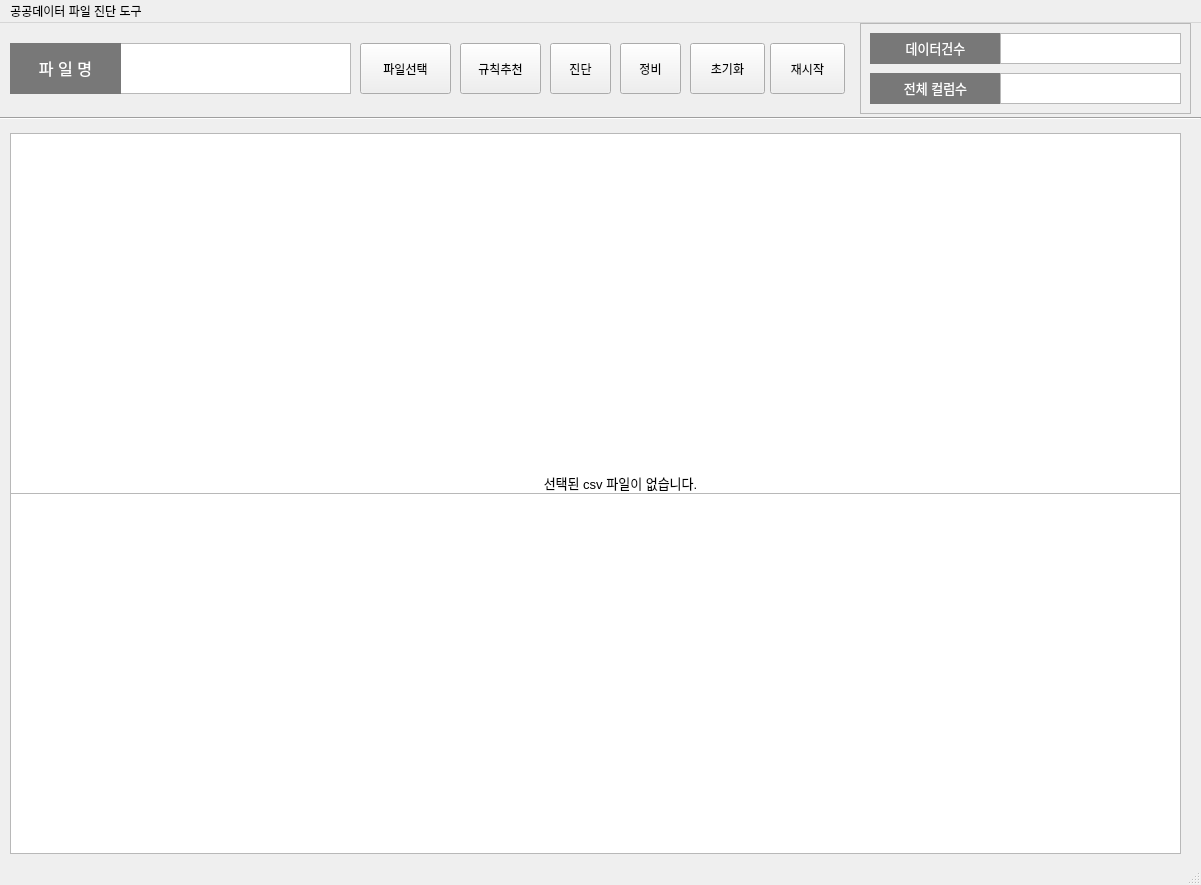
First picture: the form in initial_screen.ui, repository yang-kyeong-won/lsm, before the edit.
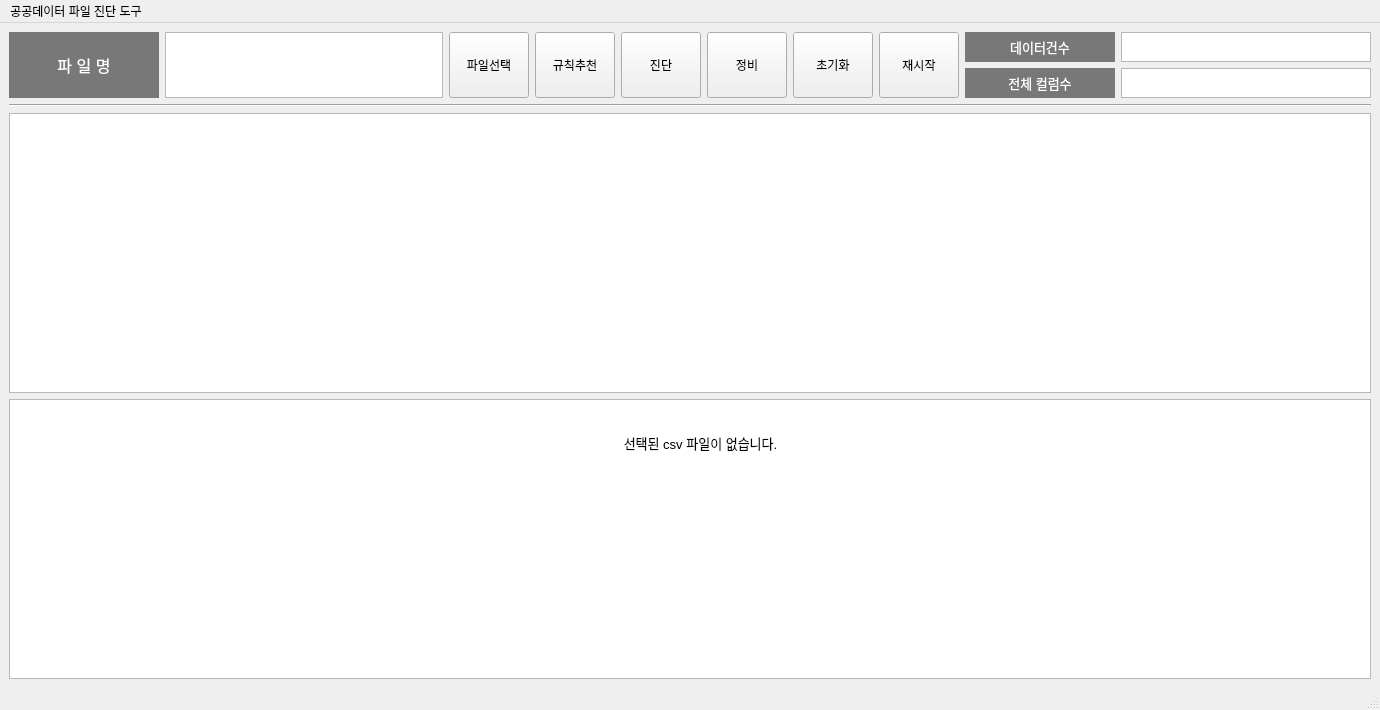
Second picture: the form after the edit.

Commit message: ui 변경 및 진단 시 소수점 숫자 데이터 허용

```diff
--- a/initial_screen.ui
+++ b/initial_screen.ui
@@ -6,36 +6,46 @@
    <rect>
     <x>0</x>
     <y>0</y>
-    <width>1201</width>
-    <height>885</height>
+    <width>1358</width>
+    <height>710</height>
    </rect>
   </property>
+  <property name="sizePolicy">
+   <sizepolicy hsizetype="Expanding" vsizetype="Expanding">
+    <horstretch>0</horstretch>
+    <verstretch>0</verstretch>
+   </sizepolicy>
+  </property>
   <property name="windowTitle">
    <string>MainWindow</string>
   </property>
   <widget class="QWidget" name="centralwidget">
-   <widget class="QTextBrowser" name="txtBr_file_nm">
-    <property name="geometry">
-     <rect>
-      <x>120</x>
-      <y>20</y>
-      <width>231</width>
-      <height>51</height>
-     </rect>
-    </property>
-   </widget>
+   <property name="sizePolicy">
+    <sizepolicy hsizetype="Expanding" vsizetype="Expanding">
+     <horstretch>0</horstretch>
+     <verstretch>0</verstretch>
+    </sizepolicy>
+   </property>
+   <layout class="QGridLayout" name="gridLayout">
+    <item row="0" column="1">
+     <layout class="QHBoxLayout" name="horizontalLayout_2">
+      <item>
    <widget class="QPushButton" name="pushBt_file_chc">
-    <property name="geometry">
-     <rect>
-      <x>360</x>
-      <y>20</y>
-      <width>91</width>
-      <height>51</height>
-     </rect>
+        <property name="sizePolicy">
+         <sizepolicy hsizetype="Expanding" vsizetype="Minimum">
+          <horstretch>0</horstretch>
+          <verstretch>0</verstretch>
+         </sizepolicy>
+        </property>
+        <property name="minimumSize">
+         <size>
+          <width>0</width>
+          <height>65</height>
+         </size>
     </property>
     <property name="font">
      <font>
-      <family>굴림</family>
+          <family>Agency FB</family>
       <pointsize>9</pointsize>
      </font>
     </property>
@@ -43,43 +53,20 @@
      <string>파일선택</string>
     </property>
    </widget>
-   <widget class="QLabel" name="label_file_nm">
-    <property name="geometry">
-     <rect>
-      <x>10</x>
-      <y>20</y>
-      <width>111</width>
-      <height>51</height>
-     </rect>
-    </property>
-    <property name="styleSheet">
-     <string notr="true">background-color: rgb(120, 120, 120);
-color: rgb(255, 255, 255);</string>
-    </property>
-    <property name="frameShape">
-     <enum>QFrame::Box</enum>
-    </property>
-    <property name="lineWidth">
-     <number>0</number>
-    </property>
-    <property name="text">
-     <string>&lt;html&gt;&lt;head/&gt;&lt;body&gt;&lt;p align=&quot;center&quot;&gt;&lt;span style=&quot; font-size:12pt;&quot;&gt;파 일 명&lt;/span&gt;&lt;/p&gt;&lt;/body&gt;&lt;/html&gt;</string>
-    </property>
-    <property name="alignment">
-     <set>Qt::AlignCenter</set>
-    </property>
-    <property name="margin">
-     <number>0</number>
-    </property>
-   </widget>
+      </item>
+      <item>
    <widget class="QPushButton" name="pushBt_rules_recommd">
-    <property name="geometry">
-     <rect>
-      <x>460</x>
-      <y>20</y>
-      <width>81</width>
-      <height>51</height>
-     </rect>
+        <property name="sizePolicy">
+         <sizepolicy hsizetype="Expanding" vsizetype="Minimum">
+          <horstretch>0</horstretch>
+          <verstretch>0</verstretch>
+         </sizepolicy>
+        </property>
+        <property name="minimumSize">
+         <size>
+          <width>0</width>
+          <height>65</height>
+         </size>
     </property>
     <property name="font">
      <font>
@@ -91,14 +78,20 @@
      <string>규칙추천</string>
     </property>
    </widget>
+      </item>
+      <item>
    <widget class="QPushButton" name="pushBt_diagnosis">
-    <property name="geometry">
-     <rect>
-      <x>550</x>
-      <y>20</y>
-      <width>61</width>
-      <height>51</height>
-     </rect>
+        <property name="sizePolicy">
+         <sizepolicy hsizetype="Expanding" vsizetype="Minimum">
+          <horstretch>0</horstretch>
+          <verstretch>0</verstretch>
+         </sizepolicy>
+        </property>
+        <property name="minimumSize">
+         <size>
+          <width>0</width>
+          <height>65</height>
+         </size>
     </property>
     <property name="font">
      <font>
@@ -110,14 +103,45 @@
      <string>진단</string>
     </property>
    </widget>
+      </item>
+      <item>
+       <widget class="QPushButton" name="pushBt_improve">
+        <property name="sizePolicy">
+         <sizepolicy hsizetype="Expanding" vsizetype="Minimum">
+          <horstretch>0</horstretch>
+          <verstretch>0</verstretch>
+         </sizepolicy>
+        </property>
+        <property name="minimumSize">
+         <size>
+          <width>0</width>
+          <height>65</height>
+         </size>
+        </property>
+        <property name="font">
+         <font>
+          <family>Agency FB</family>
+          <pointsize>9</pointsize>
+         </font>
+        </property>
+        <property name="text">
+         <string>정비</string>
+        </property>
+       </widget>
+      </item>
+      <item>
    <widget class="QPushButton" name="pushBt_initial">
-    <property name="geometry">
-     <rect>
-      <x>690</x>
-      <y>20</y>
-      <width>75</width>
-      <height>51</height>
-     </rect>
+        <property name="sizePolicy">
+         <sizepolicy hsizetype="Expanding" vsizetype="Minimum">
+          <horstretch>0</horstretch>
+          <verstretch>0</verstretch>
+         </sizepolicy>
+        </property>
+        <property name="minimumSize">
+         <size>
+          <width>0</width>
+          <height>65</height>
+         </size>
     </property>
     <property name="font">
      <font>
@@ -129,14 +153,20 @@
      <string>초기화</string>
     </property>
    </widget>
+      </item>
+      <item>
    <widget class="QPushButton" name="pushBt_restart">
-    <property name="geometry">
-     <rect>
-      <x>770</x>
-      <y>20</y>
-      <width>75</width>
-      <height>51</height>
-     </rect>
+        <property name="sizePolicy">
+         <sizepolicy hsizetype="Expanding" vsizetype="Minimum">
+          <horstretch>0</horstretch>
+          <verstretch>0</verstretch>
+         </sizepolicy>
+        </property>
+        <property name="minimumSize">
+         <size>
+          <width>0</width>
+          <height>65</height>
+         </size>
     </property>
     <property name="font">
      <font>
@@ -148,57 +178,26 @@
      <string>재시작</string>
     </property>
    </widget>
-   <widget class="QPushButton" name="pushBt_improve">
-    <property name="geometry">
-     <rect>
-      <x>620</x>
-      <y>20</y>
-      <width>61</width>
-      <height>51</height>
-     </rect>
-    </property>
-    <property name="font">
-     <font>
-      <family>Agency FB</family>
-      <pointsize>9</pointsize>
-     </font>
-    </property>
-    <property name="text">
-     <string>정비</string>
-    </property>
-   </widget>
-   <widget class="QFrame" name="frame">
-    <property name="geometry">
-     <rect>
-      <x>860</x>
-      <y>0</y>
-      <width>331</width>
-      <height>91</height>
-     </rect>
-    </property>
-    <property name="focusPolicy">
-     <enum>Qt::ClickFocus</enum>
-    </property>
-    <property name="frameShape">
-     <enum>QFrame::StyledPanel</enum>
-    </property>
-    <property name="frameShadow">
-     <enum>QFrame::Raised</enum>
-    </property>
-    <property name="lineWidth">
-     <number>2</number>
-    </property>
-    <property name="midLineWidth">
-     <number>0</number>
-    </property>
+      </item>
+     </layout>
+    </item>
+    <item row="0" column="2">
+     <layout class="QVBoxLayout" name="verticalLayout_2">
+      <item>
+       <layout class="QHBoxLayout" name="horizontalLayout_3">
+        <item>
     <widget class="QLabel" name="file_rows_count">
-     <property name="geometry">
-      <rect>
-       <x>10</x>
-       <y>10</y>
-       <width>131</width>
-       <height>31</height>
-      </rect>
+          <property name="sizePolicy">
+           <sizepolicy hsizetype="Minimum" vsizetype="Minimum">
+            <horstretch>0</horstretch>
+            <verstretch>0</verstretch>
+           </sizepolicy>
+          </property>
+          <property name="minimumSize">
+           <size>
+            <width>150</width>
+            <height>20</height>
+           </size>
      </property>
      <property name="focusPolicy">
       <enum>Qt::NoFocus</enum>
@@ -220,14 +219,40 @@
       <set>Qt::AlignCenter</set>
      </property>
     </widget>
+        </item>
+        <item>
+         <widget class="QTextBrowser" name="rows_count">
+          <property name="sizePolicy">
+           <sizepolicy hsizetype="Expanding" vsizetype="Ignored">
+            <horstretch>0</horstretch>
+            <verstretch>20</verstretch>
+           </sizepolicy>
+          </property>
+          <property name="minimumSize">
+           <size>
+            <width>250</width>
+            <height>30</height>
+           </size>
+          </property>
+         </widget>
+        </item>
+       </layout>
+      </item>
+      <item>
+       <layout class="QHBoxLayout" name="horizontalLayout_5">
+        <item>
     <widget class="QLabel" name="file_columns_count">
-     <property name="geometry">
-      <rect>
-       <x>10</x>
-       <y>50</y>
-       <width>131</width>
-       <height>31</height>
-      </rect>
+          <property name="sizePolicy">
+           <sizepolicy hsizetype="Minimum" vsizetype="Minimum">
+            <horstretch>0</horstretch>
+            <verstretch>0</verstretch>
+           </sizepolicy>
+          </property>
+          <property name="minimumSize">
+           <size>
+            <width>150</width>
+            <height>20</height>
+           </size>
      </property>
      <property name="styleSheet">
       <string notr="true">background-color: rgb(120, 120, 120);
@@ -246,94 +271,130 @@
       <set>Qt::AlignCenter</set>
      </property>
     </widget>
-    <widget class="QTextBrowser" name="rows_count">
-     <property name="geometry">
-      <rect>
-       <x>140</x>
-       <y>10</y>
-       <width>181</width>
-       <height>31</height>
-      </rect>
-     </property>
-    </widget>
+        </item>
+        <item>
     <widget class="QTextBrowser" name="columns_count">
-     <property name="geometry">
-      <rect>
-       <x>140</x>
-       <y>50</y>
-       <width>181</width>
-       <height>31</height>
-      </rect>
-     </property>
-    </widget>
-   </widget>
-   <widget class="QLabel" name="nochcFile_announce">
-    <property name="geometry">
-     <rect>
-      <x>470</x>
-      <y>440</y>
-      <width>301</width>
-      <height>41</height>
-     </rect>
+          <property name="sizePolicy">
+           <sizepolicy hsizetype="Expanding" vsizetype="Ignored">
+            <horstretch>0</horstretch>
+            <verstretch>20</verstretch>
+           </sizepolicy>
+          </property>
+          <property name="minimumSize">
+           <size>
+            <width>250</width>
+            <height>30</height>
+           </size>
+          </property>
+         </widget>
+        </item>
+       </layout>
+      </item>
+     </layout>
+    </item>
+    <item row="0" column="0">
+     <layout class="QHBoxLayout" name="horizontalLayout">
+      <item>
+       <widget class="QLabel" name="label_file_nm">
+        <property name="sizePolicy">
+         <sizepolicy hsizetype="Minimum" vsizetype="Minimum">
+          <horstretch>0</horstretch>
+          <verstretch>0</verstretch>
+         </sizepolicy>
+        </property>
+        <property name="minimumSize">
+         <size>
+          <width>150</width>
+          <height>65</height>
+         </size>
+        </property>
+        <property name="maximumSize">
+         <size>
+          <width>200</width>
+          <height>16777215</height>
+         </size>
+        </property>
+        <property name="styleSheet">
+         <string notr="true">background-color: rgb(120, 120, 120);
+color: rgb(255, 255, 255);</string>
+        </property>
+        <property name="frameShape">
+         <enum>QFrame::Box</enum>
+        </property>
+        <property name="lineWidth">
+         <number>0</number>
     </property>
     <property name="text">
-     <string>&lt;html&gt;&lt;head/&gt;&lt;body&gt;&lt;p&gt;&lt;span style=&quot; font-size:10pt;&quot;&gt;선택된 csv 파일이 없습니다.&lt;/span&gt;&lt;/p&gt;&lt;/body&gt;&lt;/html&gt;</string>
+         <string>&lt;html&gt;&lt;head/&gt;&lt;body&gt;&lt;p align=&quot;center&quot;&gt;&lt;span style=&quot; font-size:12pt;&quot;&gt;파 일 명&lt;/span&gt;&lt;/p&gt;&lt;/body&gt;&lt;/html&gt;</string>
     </property>
     <property name="alignment">
      <set>Qt::AlignCenter</set>
     </property>
-   </widget>
+        <property name="margin">
+         <number>0</number>
+        </property>
+       </widget>
+      </item>
+      <item>
+       <widget class="QTextBrowser" name="txtBr_file_nm">
+        <property name="sizePolicy">
+         <sizepolicy hsizetype="Expanding" vsizetype="Ignored">
+          <horstretch>0</horstretch>
+          <verstretch>0</verstretch>
+         </sizepolicy>
+        </property>
+        <property name="minimumSize">
+         <size>
+          <width>278</width>
+          <height>65</height>
+         </size>
+        </property>
+       </widget>
+      </item>
+     </layout>
+    </item>
+    <item row="3" column="0" colspan="3">
+     <widget class="QTableWidget" name="tableWidget">
+      <property name="showGrid">
+       <bool>true</bool>
+      </property>
+     </widget>
+    </item>
+    <item row="2" column="0" colspan="3">
    <widget class="Line" name="line">
-    <property name="geometry">
-     <rect>
-      <x>0</x>
-      <y>80</y>
-      <width>1201</width>
-      <height>31</height>
-     </rect>
-    </property>
     <property name="orientation">
      <enum>Qt::Horizontal</enum>
     </property>
    </widget>
-   <widget class="QTableWidget" name="tableWidget">
-    <property name="geometry">
-     <rect>
-      <x>10</x>
-      <y>110</y>
-      <width>1171</width>
-      <height>721</height>
-     </rect>
-    </property>
-    <property name="showGrid">
-     <bool>true</bool>
-    </property>
-   </widget>
+    </item>
+    <item row="4" column="0" colspan="3">
    <widget class="QTableWidget" name="e_tableWidget">
+      <property name="showGrid">
+       <bool>true</bool>
+      </property>
+     </widget>
+    </item>
+   </layout>
+   <widget class="QLabel" name="nochcFile_announce">
     <property name="geometry">
      <rect>
-      <x>10</x>
-      <y>470</y>
-      <width>1171</width>
-      <height>361</height>
+      <x>550</x>
+      <y>400</y>
+      <width>301</width>
+      <height>41</height>
      </rect>
     </property>
-    <property name="showGrid">
-     <bool>true</bool>
+    <property name="text">
+     <string>&lt;html&gt;&lt;head/&gt;&lt;body&gt;&lt;p&gt;&lt;span style=&quot; font-size:10pt;&quot;&gt;선택된 csv 파일이 없습니다.&lt;/span&gt;&lt;/p&gt;&lt;/body&gt;&lt;/html&gt;</string>
+    </property>
+    <property name="alignment">
+     <set>Qt::AlignCenter</set>
     </property>
    </widget>
    <zorder>tableWidget</zorder>
-   <zorder>txtBr_file_nm</zorder>
-   <zorder>pushBt_file_chc</zorder>
-   <zorder>label_file_nm</zorder>
-   <zorder>pushBt_rules_recommd</zorder>
-   <zorder>pushBt_diagnosis</zorder>
-   <zorder>pushBt_initial</zorder>
-   <zorder>pushBt_restart</zorder>
-   <zorder>pushBt_improve</zorder>
-   <zorder>frame</zorder>
    <zorder>nochcFile_announce</zorder>
    <zorder>line</zorder>
+   <zorder></zorder>
    <zorder>e_tableWidget</zorder>
   </widget>
   <widget class="QMenuBar" name="menubar">
@@ -341,8 +402,8 @@
     <rect>
      <x>0</x>
      <y>0</y>
-     <width>1201</width>
-     <height>21</height>
+     <width>1358</width>
+     <height>22</height>
     </rect>
    </property>
    <widget class="QMenu" name="menu">
```
Lines whose indentation alone changed are shown as unchanged. The commit also changes 1 other file.
